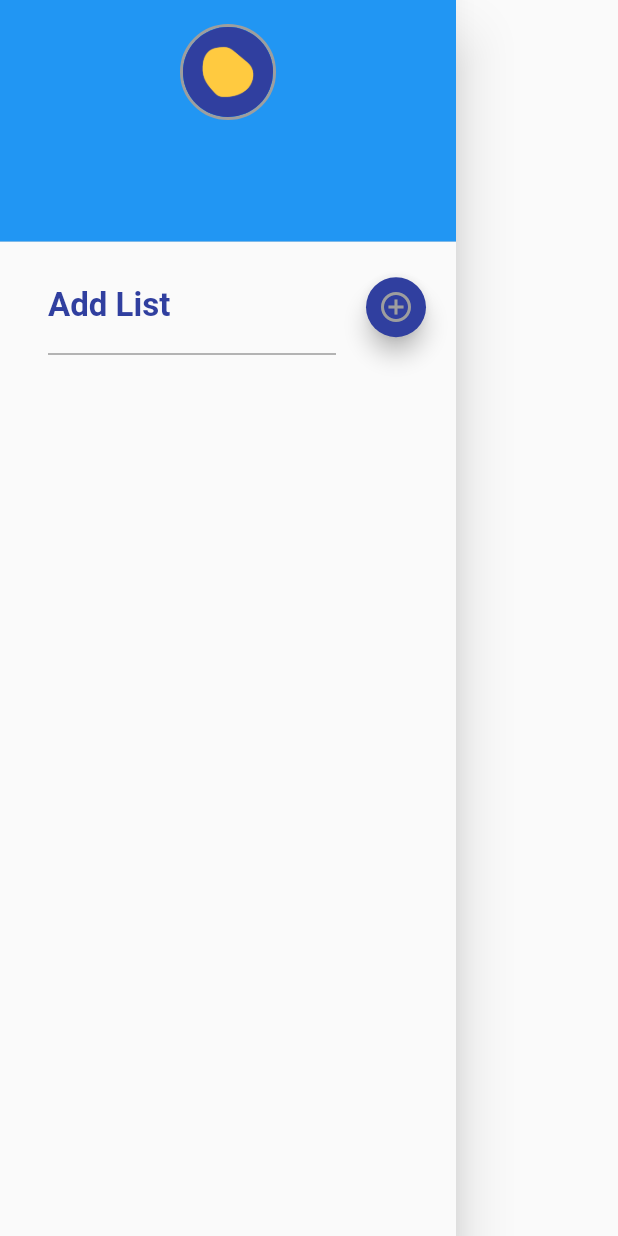
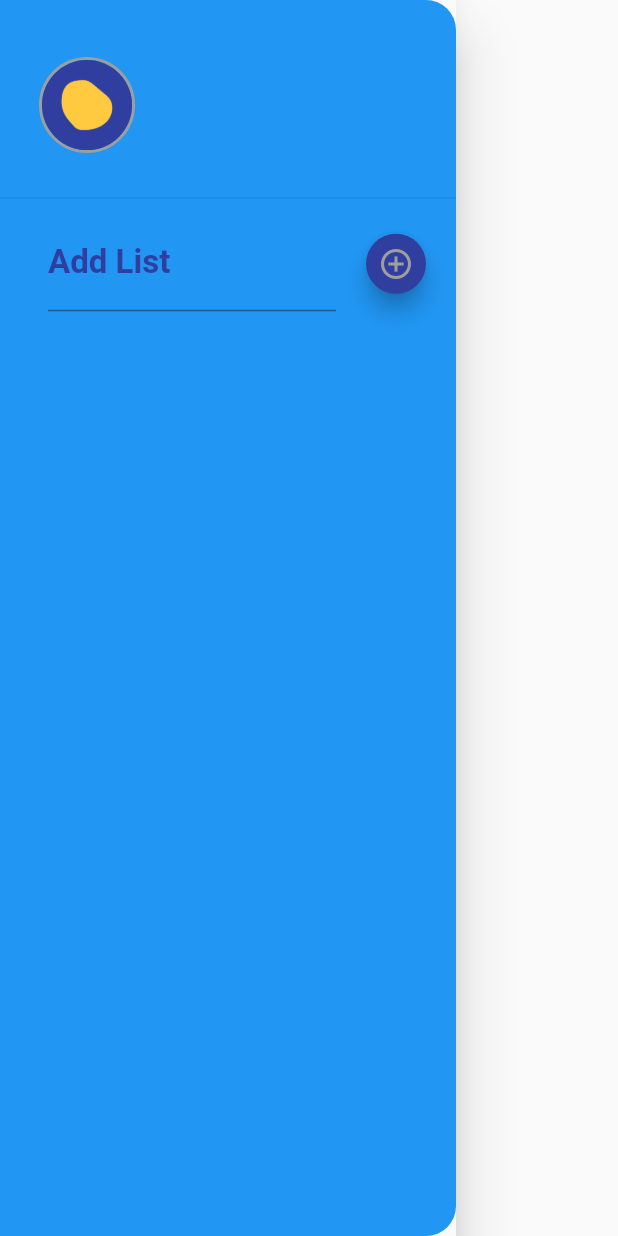
Before and after one commit to AdrianGroh306/todo_listo, a Flutter app: the SideMenu widget shown alone on an empty page, opened directly, on a phone screen of 412 x 824 dp. Run offline on Flutter 3.47's test engine with Material 2 defaults, Android fonts, the phone set to English and light mode, and no system bars; our stand-ins replace auto_size_text, cloud_firestore, firebase_auth, firebase_core, flutter_slidable, google_sign_in; missing offline and left inert: circle_progress_bar; accounts and stored records are empty.

Commit message:
Changing to dark theme

```diff
--- a/lib/util/sideMenu_bar.dart
+++ b/lib/util/sideMenu_bar.dart
@@ -1,3 +1,4 @@
+
 import 'dart:math';
 import 'package:cloud_firestore/cloud_firestore.dart';
 import 'package:firebase_auth/firebase_auth.dart';
@@ -109,26 +110,56 @@ class _SideMenuState extends State<SideMenu> {
   @override
   Widget build(BuildContext context) {
     return Drawer(
-      child: ListView(
-        padding: EdgeInsets.zero,
-        children: <Widget>[
-          DrawerHeader(
+      child: Container(
         decoration: BoxDecoration(
-              color: Theme.of(context).colorScheme.background, // Hintergrundfarbe des DrawerHeaders anpassen
+          borderRadius: const BorderRadius.only(
+            topRight: Radius.circular(20),
+            bottomRight: Radius.circular(20),
           ),
+          color: Theme.of(context).colorScheme.background,
+        ),
+        child: SingleChildScrollView(
           child: Column(
             children: <Widget>[
+              SizedBox(
+                height: MediaQuery.of(context).size.height * 0.17,
+                child: Container(
+                  alignment: Alignment.center,
+                  child: Container(
+                    decoration: BoxDecoration(
+                      color: Colors.transparent,
+                      /*  boxShadow: [
+                     //   BoxShadow(
+                       //   color: Theme.of(context).colorScheme.shadow,
+                         // spreadRadius: 1,
+                          //blurRadius: 5,
+                        //),
+                      ],*/
+                    ),
+                    child: DrawerHeader(
+                      decoration: BoxDecoration(
+                        color: Colors.transparent,
+                        borderRadius: const BorderRadius.only(
+                          topRight: Radius.circular(20),
+                          bottomRight: Radius.circular(20),
+                          bottomLeft: Radius.circular(20),
+                        ),
+                      ),
+                      child: Row(
+                        mainAxisAlignment: MainAxisAlignment.start,
+                        children: [
+                          const SizedBox(width: 10),
                           Container(
                             decoration: BoxDecoration(
                               shape: BoxShape.circle,
                               border: Border.all(
                                 width: 2,
-                      color: Theme.of(context).colorScheme.secondary,
+                                color: Theme.of(context).colorScheme.secondary, // Adjust the width of the outline as desired
                               ),
                             ),
                             child: CircleAvatar(
                               backgroundImage: AssetImage(profilList ?? ''),
-                    radius: 30,
+                              radius: 30, // Adjust the size of the CircleAvatar as desired
                             ),
                           ),
                           const SizedBox(width: 25),
@@ -139,8 +170,16 @@ class _SideMenuState extends State<SideMenu> {
                         ],
                       ),
                     ),
-          Column(
-            children: listNames.map((item) {
+                  ),
+                ),
+              ),
+              ListView.builder(
+                padding: EdgeInsets.zero,
+                shrinkWrap: true,
+                physics: const NeverScrollableScrollPhysics(),
+                itemCount: listNames.length,
+                itemBuilder: (context, index) {
+                  final item = listNames[index];
                   final documentId = item['documentId'];
                   final listName = item['listName'];
                   return MyListTile(
@@ -148,25 +187,25 @@ class _SideMenuState extends State<SideMenu> {
                     isSelected: listName == selectedList,
                     onTap: () {
                       setState(() {
-                    selectedList = listName;
+                        selectedList =
+                            listName; // Update selectedList with the tapped listName
                       });
                     },
                     onDelete: () {
                       deleteList(documentId);
                     },
                   );
-            }).toList(),
+                },
               ),
               Padding(
                 padding: const EdgeInsets.only(left: 16.0),
                 child: ListTile(
                   title: TextField(
                     controller: _textEditingController,
-                style: TextStyle(color: Theme.of(context).colorScheme.primary),
+                    style: TextStyle(color: Theme.of(context).colorScheme.primary,),
                     decoration: InputDecoration(
                       labelStyle: TextStyle(
-                    fontWeight: FontWeight.bold,
-                    fontSize: 22,
+                        fontWeight: FontWeight.bold,fontSize: 22,
                         color: Theme.of(context).colorScheme.primary,
                       ),
                       labelText: 'Add List',
@@ -181,7 +220,7 @@ class _SideMenuState extends State<SideMenu> {
                     onChanged: (value) {},
                   ),
                   trailing: FloatingActionButton(
-                mini: true,
+                    mini: true, // Make the FloatingActionButton smaller
                     backgroundColor: Theme.of(context).colorScheme.primary,
                     onPressed: () {
                       final newListName = _textEditingController.text;
@@ -190,13 +229,14 @@ class _SideMenuState extends State<SideMenu> {
                         _textEditingController.clear();
                       }
                     },
-                child: Icon(Icons.add_circle_outline,
-                    color: Theme.of(context).colorScheme.secondary),
+                    child: Icon(Icons.add_circle_outline,color: Theme.of(context).colorScheme.secondary,),
                   ),
                 ),
               ),
             ],
           ),
+        ),
+      ),
     );
   }
 }
```
Lines whose indentation alone changed are shown as unchanged.
